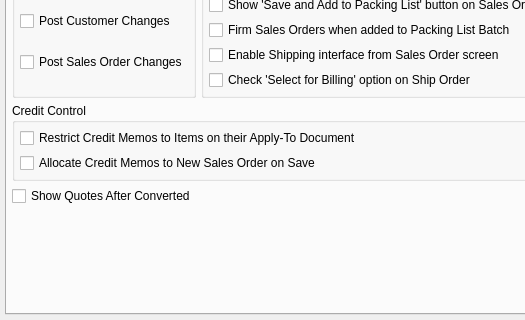
Before: the Qt Designer form guiclient/configureSO.ui in knowhow/xtuple, drawn with Qt 5; both pictures show x 0 to 525 and y 341 to 661 of the 708 by 661 pixel window.
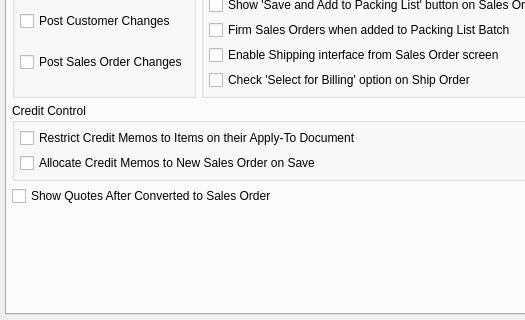
After: the same form once the commit is applied. Custom widgets are drawn as their Qt base class.

The edit to the form file:
```diff
--- a/guiclient/configureSO.ui
+++ b/guiclient/configureSO.ui
@@ -474,7 +474,7 @@
                <item row="4" column="0" colspan="2">
                 <widget class="QCheckBox" name="_quoteafterSO">
                  <property name="text">
-                  <string>Show Quotes After Converted</string>
+                  <string>Show Quotes After Converted to Sales Order</string>
                  </property>
                 </widget>
                </item>
```
Left out of the diff: 26 changed lines with no effect on the pictures.
